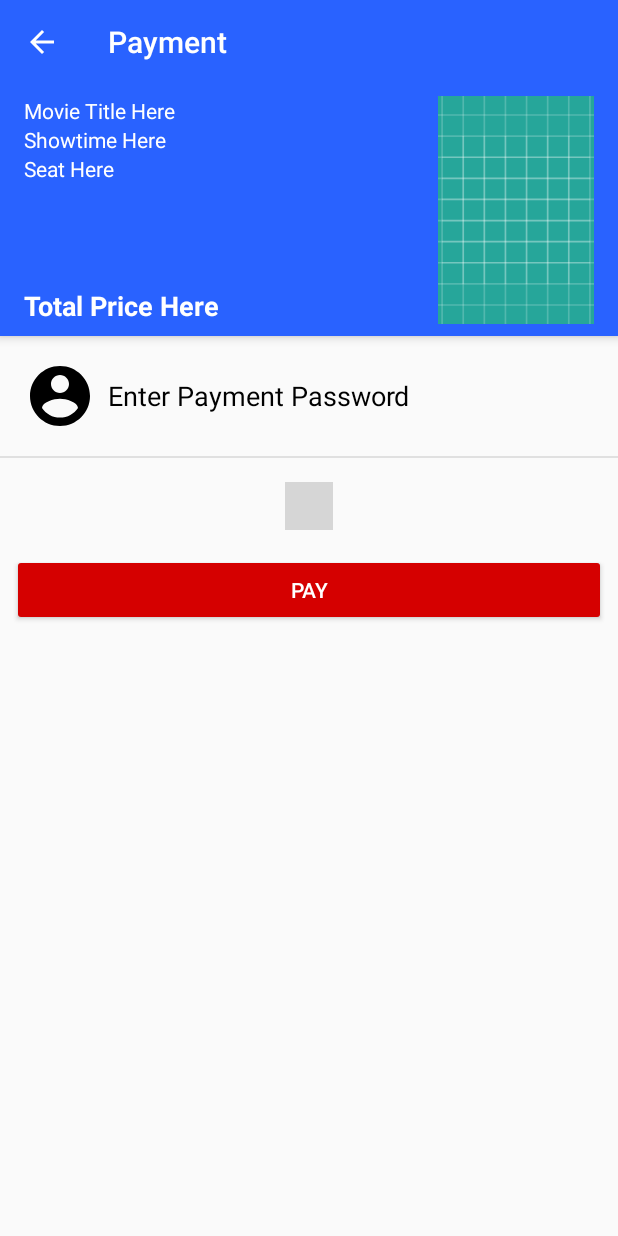
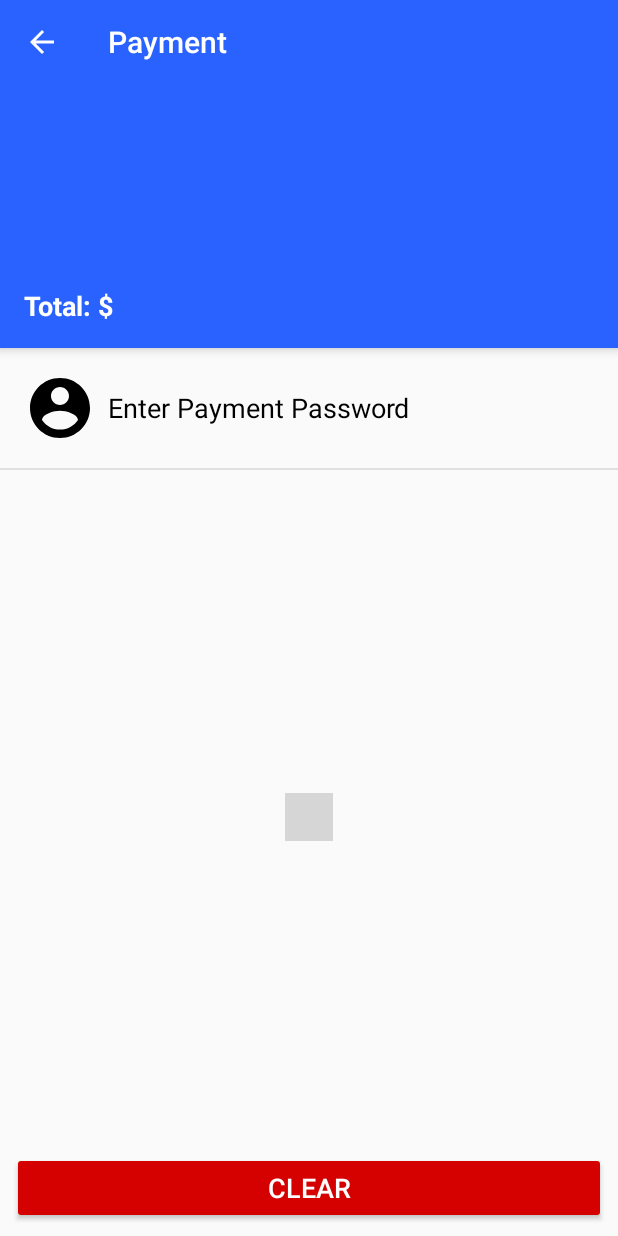
Before and after one commit to johnnymillergh/NewVista-for-Customer, an Android app: the screen it shows after launch (PaymentActivity), on a phone screen of 412 x 824 dp. Run offline under Robolectric (Android 15) with nearby library versions, the phone set to English and light mode, and no system bars; libraries missing offline, so code that uses them is left out: com.twisty.ppv, org.litepal; plain views replace PayPasswordView; 6 statements that could not run were skipped; grey boxes are pictures that could not be loaded.

Commit message:
Extract strings

```diff
--- a/app/src/main/AndroidManifest.xml
+++ b/app/src/main/AndroidManifest.xml
@@ -81,7 +81,7 @@
             android:name=".ui.activity.PaymentActivity"
             android:screenOrientation="portrait"
             android:theme="@style/AppThemeReversed"
-            android:windowSoftInputMode="stateHidden|adjustResize">
+            android:windowSoftInputMode="stateVisible|adjustResize">
             <intent-filter>
                 <action android:name="android.intent.action.MAIN"/>
 
--- a/app/src/main/java/com/jm/newvista/ui/activity/PaymentActivity.java
+++ b/app/src/main/java/com/jm/newvista/ui/activity/PaymentActivity.java
@@ -4,17 +4,28 @@ import android.os.Bundle;
 import android.support.v7.app.ActionBar;
 import android.support.v7.widget.Toolbar;
 import android.view.View;
+import android.widget.Button;
+import android.widget.ImageView;
+import android.widget.TextView;
+import android.widget.Toast;
 
 import com.jm.newvista.R;
 import com.jm.newvista.mvp.model.PaymentModel;
 import com.jm.newvista.mvp.presenter.PaymentPresenter;
 import com.jm.newvista.mvp.view.PaymentView;
 import com.jm.newvista.ui.base.BaseActivity;
+import com.twisty.ppv.PayPasswordView;
 
 public class PaymentActivity
         extends BaseActivity<PaymentModel, PaymentView, PaymentPresenter>
         implements PaymentView {
     private Toolbar toolbar;
+    private TextView movieTitle;
+    private TextView showtime;
+    private TextView seat;
+    private ImageView avatar;
+    private PayPasswordView payPasswordView;
+    private Button clear;
 
     @Override
     protected void onCreate(Bundle savedInstanceState) {
@@ -34,7 +45,21 @@ public class PaymentActivity
             finish();
         });
 
+        movieTitle = findViewById(R.id.movieTitle);
+        showtime = findViewById(R.id.showtime);
+        seat = findViewById(R.id.seat);
+        avatar = findViewById(R.id.avatar);
+        payPasswordView = findViewById(R.id.payPasswordView);
+        payPasswordView.setOnInputDoneListener(result -> inputDone(result));
+        clear = findViewById(R.id.clear);
+    }
 
+    private void inputDone(String result) {
+        Toast.makeText(PaymentActivity.this, result, Toast.LENGTH_SHORT).show();
+    }
+
+    public void onClickClear(View view) {
+        payPasswordView.clear();
     }
 
     @Override
--- a/app/src/main/res/layout/activity_payment.xml
+++ b/app/src/main/res/layout/activity_payment.xml
@@ -17,11 +17,11 @@
         <android.support.v7.widget.Toolbar
             android:id="@+id/toolbar"
             android:layout_width="match_parent"
-            android:layout_height="wrap_content"
+            android:layout_height="?attr/actionBarSize"
             android:theme="@style/BaseToolBarTheme"
             app:layout_collapseMode="pin"
             app:layout_scrollFlags="enterAlways"
-            app:title="Payment"
+            app:title="@string/payment"
             app:titleTextColor="@color/colorTextOnPrimary">
 
         </android.support.v7.widget.Toolbar>
@@ -32,35 +32,38 @@
 
             <TextView
                 android:id="@+id/movieTitle"
-                android:layout_width="wrap_content"
+                android:layout_width="0dp"
                 android:layout_height="wrap_content"
+                android:layout_marginEnd="8dp"
                 android:layout_marginStart="16dp"
                 android:layout_marginTop="8dp"
                 android:layout_weight="1"
-                android:text="Movie Title Here"
                 android:textColor="@color/md_white_color_code"
+                app:layout_constraintEnd_toStartOf="@+id/poster"
                 app:layout_constraintStart_toStartOf="parent"
                 app:layout_constraintTop_toTopOf="parent"/>
 
             <TextView
                 android:id="@+id/showtime"
-                android:layout_width="wrap_content"
+                android:layout_width="0dp"
                 android:layout_height="wrap_content"
+                android:layout_marginEnd="8dp"
                 android:layout_marginStart="16dp"
                 android:layout_weight="1"
-                android:text="Showtime Here"
                 android:textColor="@color/md_white_color_code"
+                app:layout_constraintEnd_toStartOf="@+id/poster"
                 app:layout_constraintStart_toStartOf="parent"
                 app:layout_constraintTop_toBottomOf="@+id/movieTitle"/>
 
             <TextView
                 android:id="@+id/seat"
-                android:layout_width="wrap_content"
-                android:layout_height="0dp"
+                android:layout_width="0dp"
+                android:layout_height="wrap_content"
+                android:layout_marginEnd="8dp"
                 android:layout_marginStart="16dp"
                 android:layout_weight="1"
-                android:text="Seat Here"
                 android:textColor="@color/md_white_color_code"
+                app:layout_constraintEnd_toStartOf="@+id/poster"
                 app:layout_constraintStart_toStartOf="parent"
                 app:layout_constraintTop_toBottomOf="@+id/showtime"/>
 
@@ -68,10 +71,10 @@
                 android:id="@+id/totalPrice"
                 android:layout_width="0dp"
                 android:layout_height="wrap_content"
-                android:layout_marginBottom="8dp"
+                android:layout_marginBottom="16dp"
                 android:layout_marginEnd="8dp"
                 android:layout_marginStart="16dp"
-                android:text="Total Price Here"
+                android:text="@string/total"
                 android:textColor="@color/md_white_color_code"
                 android:textSize="18sp"
                 android:textStyle="bold"
@@ -83,7 +86,7 @@
                 android:id="@+id/poster"
                 android:layout_width="104dp"
                 android:layout_height="152dp"
-                android:layout_marginBottom="8dp"
+                android:layout_marginBottom="16dp"
                 android:layout_marginEnd="16dp"
                 android:layout_marginTop="8dp"
                 android:layout_weight="1"
@@ -91,7 +94,7 @@
                 app:layout_constraintBottom_toBottomOf="parent"
                 app:layout_constraintEnd_toEndOf="parent"
                 app:layout_constraintTop_toTopOf="parent"
-                app:srcCompat="@drawable/ic_launcher_background"/>
+                />
         </android.support.constraint.ConstraintLayout>
 
     </android.support.design.widget.AppBarLayout>
@@ -99,7 +102,7 @@
     <android.support.v4.widget.NestedScrollView
         android:id="@+id/nestedScrollView"
         android:layout_width="match_parent"
-        android:layout_height="wrap_content"
+        android:layout_height="match_parent"
         android:fillViewport="true"
         android:focusable="true"
         android:focusableInTouchMode="true"
@@ -107,7 +110,7 @@
 
         <android.support.constraint.ConstraintLayout
             android:layout_width="match_parent"
-            android:layout_height="wrap_content">
+            android:layout_height="match_parent">
 
             <LinearLayout
                 android:id="@+id/lnrl"
@@ -125,15 +128,15 @@
                     android:layout_height="48dp"
                     app:layout_constraintStart_toStartOf="parent"
                     app:layout_constraintTop_toTopOf="parent"
-                    app:srcCompat="@drawable/ic_account_circle_black_48px"/>
+                    app:srcCompat="@drawable/ic_account_circle_black_48px" android:contentDescription="TODO"/>
 
                 <TextView
                     android:id="@+id/txtv"
                     android:layout_width="wrap_content"
                     android:layout_height="wrap_content"
                     android:layout_gravity="center_vertical"
-                    android:layout_marginLeft="8dp"
-                    android:text="Enter Payment Password"
+                    android:layout_marginStart="8dp"
+                    android:text="@string/enter_payment_password"
                     android:textColor="@color/md_black_color_code"
                     android:textSize="18sp"/>
             </LinearLayout>
@@ -149,10 +152,11 @@
                 android:id="@+id/payPasswordView"
                 android:layout_width="wrap_content"
                 android:layout_height="wrap_content"
-                android:layout_centerHorizontal="true"
+                android:layout_marginBottom="8dp"
                 android:layout_marginEnd="16dp"
                 android:layout_marginStart="16dp"
                 android:layout_marginTop="16dp"
+                app:layout_constraintBottom_toTopOf="@+id/clear"
                 app:layout_constraintEnd_toEndOf="parent"
                 app:layout_constraintStart_toStartOf="parent"
                 app:layout_constraintTop_toBottomOf="@+id/separator"
@@ -161,19 +165,19 @@
                 app:ppv_length="6"/>
 
             <Button
-                android:id="@+id/pay"
+                android:id="@+id/clear"
                 style="@style/Widget.AppCompat.Button.Colored"
                 android:layout_width="0dp"
                 android:layout_height="wrap_content"
-                android:layout_marginBottom="16dp"
+                android:layout_marginBottom="8dp"
                 android:layout_marginEnd="8dp"
                 android:layout_marginStart="8dp"
-                android:layout_marginTop="16dp"
-                android:text="Pay"
+                android:onClick="onClickClear"
+                android:text="@string/clear"
+                android:textSize="18sp"
                 app:layout_constraintBottom_toBottomOf="parent"
                 app:layout_constraintEnd_toEndOf="parent"
-                app:layout_constraintStart_toStartOf="parent"
-                app:layout_constraintTop_toBottomOf="@+id/payPasswordView"/>
+                app:layout_constraintStart_toStartOf="parent"/>
         </android.support.constraint.ConstraintLayout>
     </android.support.v4.widget.NestedScrollView>
 
--- a/app/src/main/res/values/strings.xml
+++ b/app/src/main/res/values/strings.xml
@@ -160,4 +160,7 @@
     <string name="total_price">Total Price:</string>
     <string name="ticket_amount">Ticket Amount:</string>
     <string name="johnny_miller_designed">Designed by Johnny Miller</string>
+    <string name="enter_payment_password">Enter Payment Password</string>
+    <string name="payment">Payment</string>
+    <string name="clear">Clear</string>
 </resources>
```
Also changed, not shown: 1 other file.
